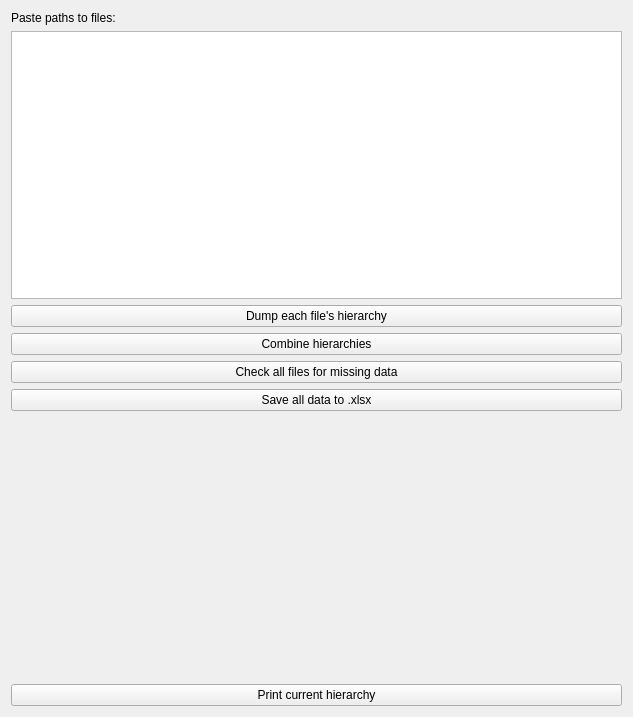
Qt form AmigoStatistics/AmigoStatistics/Resources/UI/AmigoStatistics.ui (koegl/mthesis-datasets) before a commit.
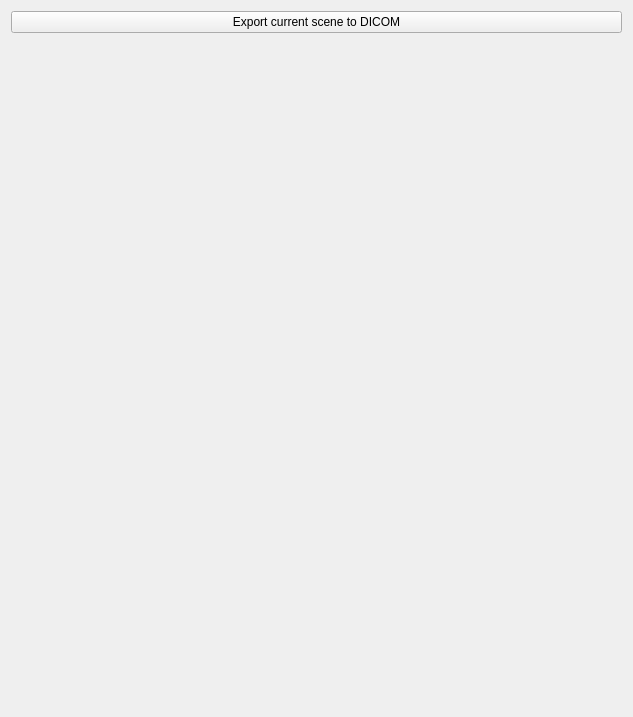
The same form after that commit. Custom widgets are drawn as their Qt base class.

Commit message: removed old buttons and added dicom export button

```diff
--- a/AmigoStatistics/AmigoStatistics/Resources/UI/AmigoStatistics.ui
+++ b/AmigoStatistics/AmigoStatistics/Resources/UI/AmigoStatistics.ui
@@ -12,43 +12,12 @@
   </property>
   <layout class="QVBoxLayout" name="verticalLayout">
    <item>
-    <widget class="QLabel" name="pathLabel">
-     <property name="text">
-      <string>Paste paths to files:</string>
-     </property>
-    </widget>
-   </item>
-   <item>
-    <widget class="QPlainTextEdit" name="plainTextEdit"/>
-   </item>
-   <item>
-    <widget class="QPushButton" name="hierarchyDumpButton">
+    <widget class="QPushButton" name="exportCurrentSceneToDicomButton">
      <property name="enabled">
       <bool>true</bool>
      </property>
      <property name="text">
-      <string>Dump each file's hierarchy</string>
-     </property>
-    </widget>
-   </item>
-   <item>
-    <widget class="QPushButton" name="combineHierarchiesButton">
-     <property name="text">
-      <string>Combine hierarchies</string>
-     </property>
-    </widget>
-   </item>
-   <item>
-    <widget class="QPushButton" name="checkCompletenessButton">
-     <property name="text">
-      <string>Check all files for missing data</string>
-     </property>
-    </widget>
-   </item>
-   <item>
-    <widget class="QPushButton" name="saveToXlsxButton">
-     <property name="text">
-      <string>Save all data to .xlsx</string>
+      <string>Export current scene to DICOM</string>
      </property>
     </widget>
    </item>
@@ -65,13 +34,6 @@
      </property>
     </spacer>
    </item>
-   <item>
-    <widget class="QPushButton" name="printCurrentHierarchyButton">
-     <property name="text">
-      <string>Print current hierarchy</string>
-     </property>
-    </widget>
-   </item>
   </layout>
  </widget>
  <customwidgets>
```
The commit also changes 1 other file.
